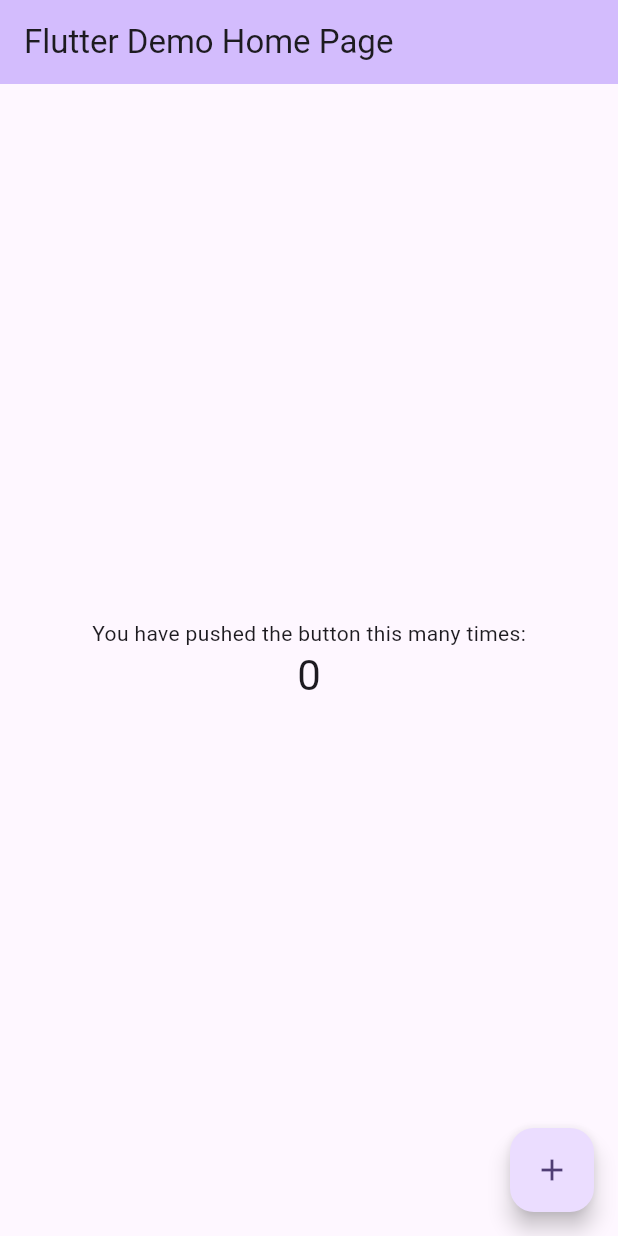
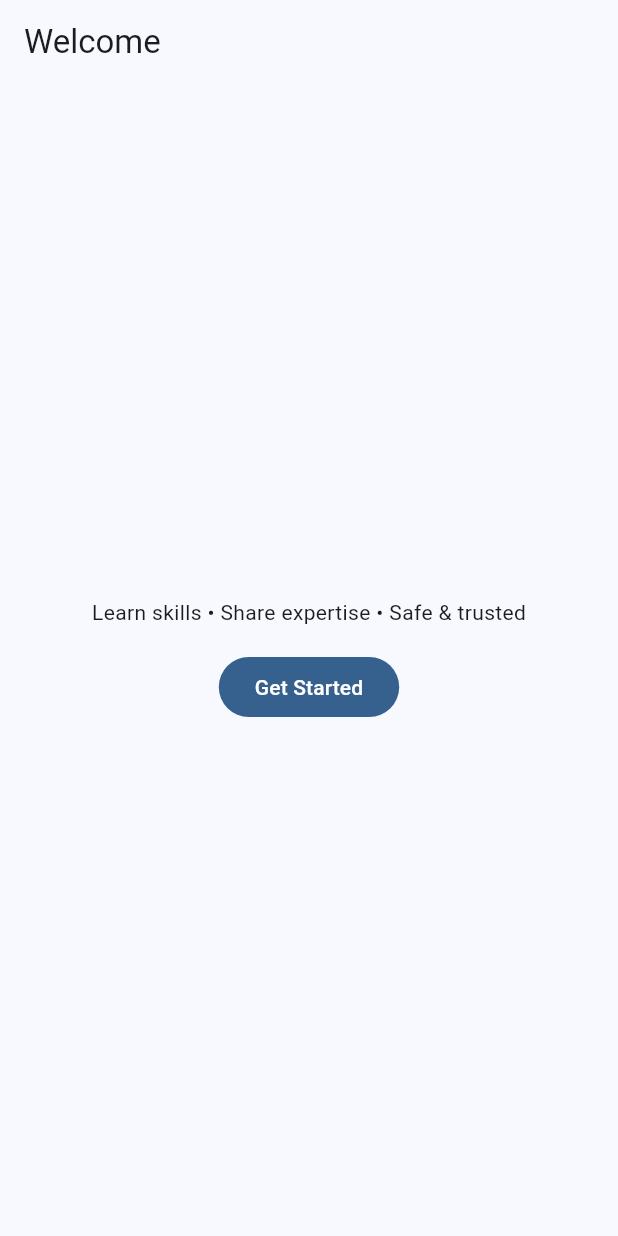
Before and after one commit to skill-swap490/skill-swap490, a Flutter app: the screen it shows after launch, on a phone screen of 412 x 824 dp. Run offline on Flutter 3.47's test engine with Material 3 defaults, Android fonts, the phone set to English and light mode, and no system bars.

Commit message:
made a scaffold of the app, beginning screens and navigation to get started

```diff
--- a/lib/main.dart
+++ b/lib/main.dart
@@ -1,122 +1,32 @@
 import 'package:flutter/material.dart';
+import 'screens/intro.dart';
+import 'screens/browse.dart';
+import 'screens/messages.dart';
+import 'screens/profile_setup.dart';
+import 'screens/request_swap.dart';
+import 'screens/lesson_details.dart';
 
 void main() {
-  runApp(const MyApp());
+  runApp(const SkillSwapApp());
 }
 
-class MyApp extends StatelessWidget {
-  const MyApp({super.key});
+class SkillSwapApp extends StatelessWidget {
+  const SkillSwapApp({super.key});
 
-  // This widget is the root of your application.
   @override
   Widget build(BuildContext context) {
     return MaterialApp(
-      title: 'Flutter Demo',
-      theme: ThemeData(
-        // This is the theme of your application.
-        //
-        // TRY THIS: Try running your application with "flutter run". You'll see
-        // the application has a purple toolbar. Then, without quitting the app,
-        // try changing the seedColor in the colorScheme below to Colors.green
-        // and then invoke "hot reload" (save your changes or press the "hot
-        // reload" button in a Flutter-supported IDE, or press "r" if you used
-        // the command line to start the app).
-        //
-        // Notice that the counter didn't reset back to zero; the application
-        // state is not lost during the reload. To reset the state, use hot
-        // restart instead.
-        //
-        // This works for code too, not just values: Most code changes can be
-        // tested with just a hot reload.
-        colorScheme: ColorScheme.fromSeed(seedColor: Colors.deepPurple),
-      ),
-      home: const MyHomePage(title: 'Flutter Demo Home Page'),
+      title: 'SkillSwap',
+      debugShowCheckedModeBanner: false,
+      theme: ThemeData(useMaterial3: true, colorSchemeSeed: Colors.blue),
+      routes: {
+        '/': (_) => const IntroScreen(),
+        '/browse': (_) => const BrowseScreen(),
+        '/messages': (_) => const MessagesScreen(),
+        '/onboarding': (_) => const ProfileSetupScreen(),
+        '/request': (_) => const RequestSwapScreen(),
+        '/lesson': (_) => const LessonDetailsScreen(id: 'demo'),
+      },
     );
   }
 }
-
-class MyHomePage extends StatefulWidget {
-  const MyHomePage({super.key, required this.title});
-
-  // This widget is the home page of your application. It is stateful, meaning
-  // that it has a State object (defined below) that contains fields that affect
-  // how it looks.
-
-  // This class is the configuration for the state. It holds the values (in this
-  // case the title) provided by the parent (in this case the App widget) and
-  // used by the build method of the State. Fields in a Widget subclass are
-  // always marked "final".
-
-  final String title;
-
-  @override
-  State<MyHomePage> createState() => _MyHomePageState();
-}
-
-class _MyHomePageState extends State<MyHomePage> {
-  int _counter = 0;
-
-  void _incrementCounter() {
-    setState(() {
-      // This call to setState tells the Flutter framework that something has
-      // changed in this State, which causes it to rerun the build method below
-      // so that the display can reflect the updated values. If we changed
-      // _counter without calling setState(), then the build method would not be
-      // called again, and so nothing would appear to happen.
-      _counter++;
-    });
-  }
-
-  @override
-  Widget build(BuildContext context) {
-    // This method is rerun every time setState is called, for instance as done
-    // by the _incrementCounter method above.
-    //
-    // The Flutter framework has been optimized to make rerunning build methods
-    // fast, so that you can just rebuild anything that needs updating rather
-    // than having to individually change instances of widgets.
-    return Scaffold(
-      appBar: AppBar(
-        // TRY THIS: Try changing the color here to a specific color (to
-        // Colors.amber, perhaps?) and trigger a hot reload to see the AppBar
-        // change color while the other colors stay the same.
-        backgroundColor: Theme.of(context).colorScheme.inversePrimary,
-        // Here we take the value from the MyHomePage object that was created by
-        // the App.build method, and use it to set our appbar title.
-        title: Text(widget.title),
-      ),
-      body: Center(
-        // Center is a layout widget. It takes a single child and positions it
-        // in the middle of the parent.
-        child: Column(
-          // Column is also a layout widget. It takes a list of children and
-          // arranges them vertically. By default, it sizes itself to fit its
-          // children horizontally, and tries to be as tall as its parent.
-          //
-          // Column has various properties to control how it sizes itself and
-          // how it positions its children. Here we use mainAxisAlignment to
-          // center the children vertically; the main axis here is the vertical
-          // axis because Columns are vertical (the cross axis would be
-          // horizontal).
-          //
-          // TRY THIS: Invoke "debug painting" (choose the "Toggle Debug Paint"
-          // action in the IDE, or press "p" in the console), to see the
-          // wireframe for each widget.
-          mainAxisAlignment: MainAxisAlignment.center,
-          children: <Widget>[
-            const Text('You have pushed the button this many times:'),
-            Text(
-              '$_counter',
-              style: Theme.of(context).textTheme.headlineMedium,
-            ),
-          ],
-        ),
-      ),
-      floatingActionButton: FloatingActionButton(
-        onPressed: _incrementCounter,
-        tooltip: 'Increment',
-        child: const Icon(Icons.add),
-      ), // This trailing comma makes auto-formatting nicer for build methods.
-    );
-  }
-}
--- /dev/null
+++ b/lib/screens/intro.dart
@@ -0,0 +1,21 @@
+import 'package:flutter/material.dart';
+
+class IntroScreen extends StatelessWidget {
+  const IntroScreen({super.key});
+  @override
+  Widget build(BuildContext context) {
+    return Scaffold(
+      appBar: AppBar(title: const Text('Welcome')),
+      body: Center(
+        child: Column(mainAxisSize: MainAxisSize.min, children: [
+          const Text('Learn skills • Share expertise • Safe & trusted'),
+          const SizedBox(height: 16),
+          FilledButton(
+            onPressed: () => Navigator.pushNamed(context, '/browse'),
+            child: const Text('Get Started'),
+          ),
+        ]),
+      ),
+    );
+  }
+}
```
Also changed, not shown: lib/screens/browse.dart (added, +17 -0 lines), lib/screens/lesson_details.dart (added, +15 -0 lines), lib/screens/messages.dart (added, +12 -0 lines), lib/screens/profile_setup.dart (added, +14 -0 lines), lib/screens/request_swap.dart (added, +14 -0 lines).
